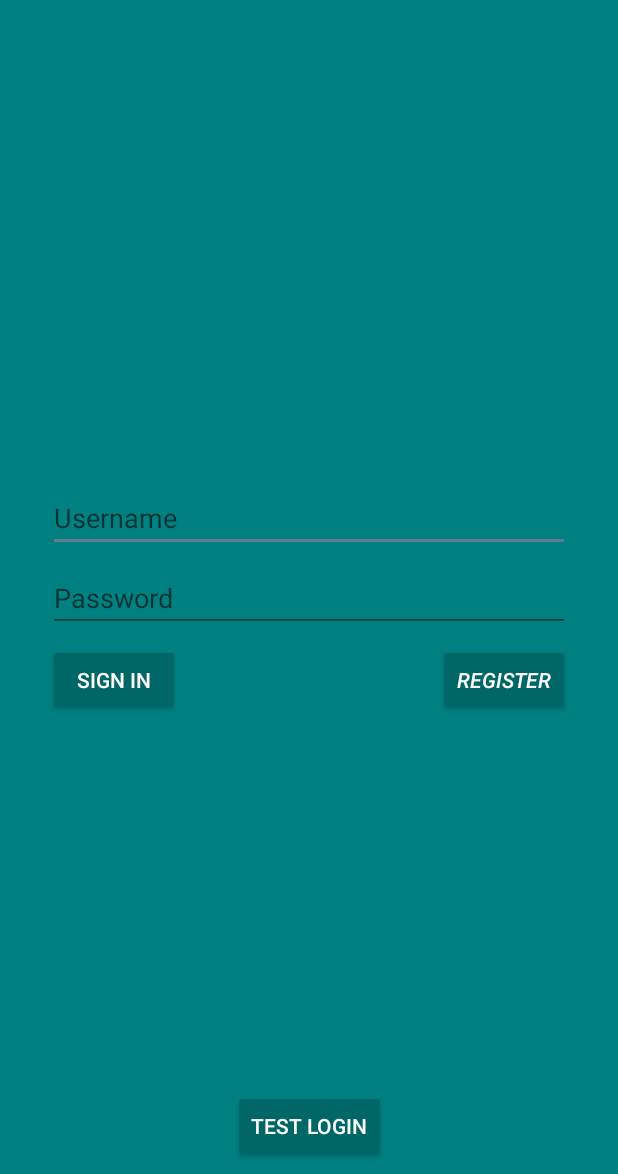
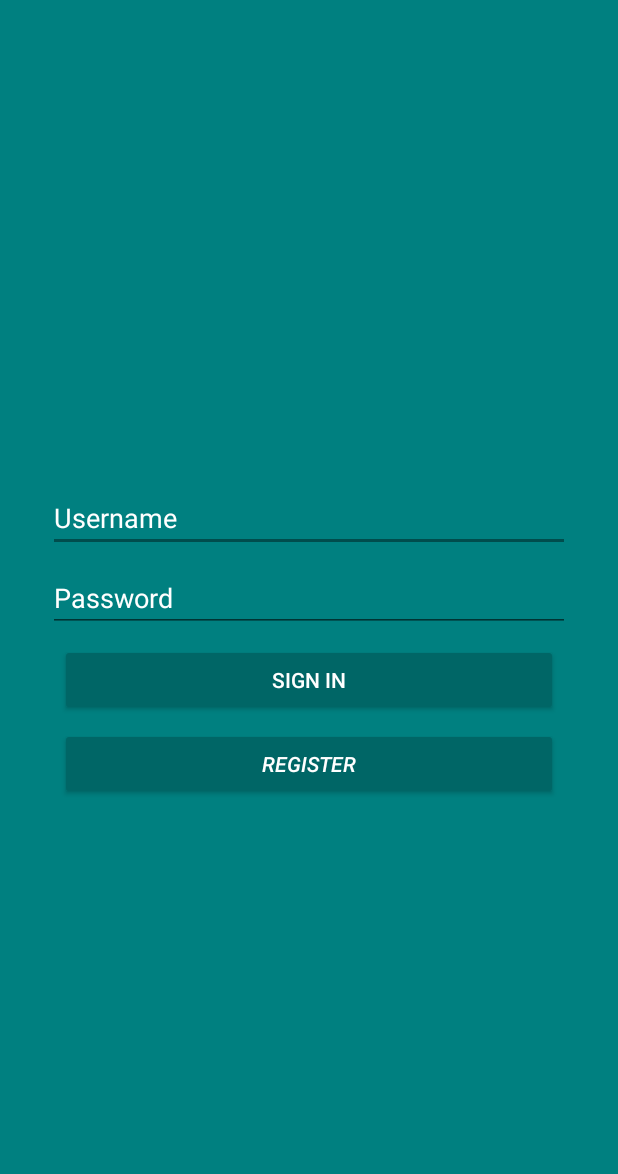
Before and after one commit to Orthoepiccrown0/RememberMe, an Android app: the screen it shows after launch (Login), on a phone screen of 412 x 824 dp, the part 62-1236 px from its top. Run offline under Robolectric (Android 15) with nearby library versions, the phone set to English and light mode, and no system bars.

Commit message:
Update design

```diff
--- a/app/src/main/AndroidManifest.xml
+++ b/app/src/main/AndroidManifest.xml
@@ -12,8 +12,7 @@
         android:supportsRtl="true"
         android:theme="@style/AppTheme">
         <activity
-            android:name=".Login"
-            android:noHistory="true">
+            android:name=".Login">
             <intent-filter>
                 <action android:name="android.intent.action.MAIN" />
 
@@ -22,7 +21,7 @@
         </activity>
         <activity
             android:name=".MainActivity"
-            android:label="@string/title_activity_main"
+            android:label="RememberMe"
             android:theme="@style/AppTheme.NoActionBar" />
         <activity android:name=".AddNote" />
         <activity
--- a/app/src/main/java/com/armor/rememberme/BusinessNotes.java
+++ b/app/src/main/java/com/armor/rememberme/BusinessNotes.java
@@ -15,6 +15,7 @@ import android.support.v7.widget.RecyclerView;
 import android.view.LayoutInflater;
 import android.view.View;
 import android.view.ViewGroup;
+import android.widget.TextView;
 import android.widget.Toast;
 
 import org.json.JSONObject;
@@ -52,10 +53,15 @@ public class BusinessNotes extends Fragment {
 
 
         if (!items.isEmpty()) {
+            TextView emptynotes = getActivity().findViewById(R.id.emptynotes);
+            emptynotes.setVisibility(View.INVISIBLE);
             adapter = new RANotes(getActivity(), items);
             RecyclerView.LayoutManager mLayoutManager = new LinearLayoutManager(getActivity());
             recyclerview.setLayoutManager(mLayoutManager);
             recyclerview.setAdapter(adapter);
+        } else {
+            TextView emptynotes = getActivity().findViewById(R.id.emptynotes);
+            emptynotes.setVisibility(View.VISIBLE);
         }
     }
 
--- a/app/src/main/java/com/armor/rememberme/Login.java
+++ b/app/src/main/java/com/armor/rememberme/Login.java
@@ -92,7 +92,9 @@ public class Login extends AppCompatActivity {
                     in.close();
                     if(passed){
                         Intent intent = new Intent(Login.this,MainActivity.class);
+                        intent.addFlags(Intent.FLAG_ACTIVITY_CLEAR_TOP | Intent.FLAG_ACTIVITY_NEW_TASK);
                         startActivity(intent);
+                        finish();
                     }
                 } catch (Exception  e) {
                     e.printStackTrace();
@@ -140,6 +142,8 @@ public class Login extends AppCompatActivity {
                     in.close();
                     if(passed){
                         Intent intent = new Intent(Login.this,MainActivity.class);
+                        intent.addFlags(Intent.FLAG_ACTIVITY_CLEAR_TOP | Intent.FLAG_ACTIVITY_NEW_TASK);
+                        finish();
                         startActivity(intent);
                     }
                 } catch (Exception  e) {
--- a/app/src/main/java/com/armor/rememberme/MainActivity.java
+++ b/app/src/main/java/com/armor/rememberme/MainActivity.java
@@ -36,7 +36,7 @@ public class MainActivity extends AppCompatActivity
     protected void onCreate(Bundle savedInstanceState) {
         super.onCreate(savedInstanceState);
         setContentView(R.layout.activity_main);
-        setTitle("Reminder");
+        //setTitle("Reminder");
         Toolbar toolbar = findViewById(R.id.toolbar);
         setSupportActionBar(toolbar);
 
--- a/app/src/main/java/com/armor/rememberme/Register.java
+++ b/app/src/main/java/com/armor/rememberme/Register.java
@@ -88,7 +88,9 @@ public class Register extends AppCompatActivity {
                                 in.close();
                                 if (passed) {
                                     Intent intent = new Intent(Register.this, MainActivity.class);
+                                    intent.addFlags(Intent.FLAG_ACTIVITY_CLEAR_TOP | Intent.FLAG_ACTIVITY_NEW_TASK);
                                     startActivity(intent);
+                                    finish();
                                 }
                             } catch (Exception e) {
                                 e.printStackTrace();
--- a/app/src/main/res/layout/activity_add_note.xml
+++ b/app/src/main/res/layout/activity_add_note.xml
@@ -15,6 +15,7 @@
         android:layout_marginStart="8dp"
         android:layout_marginTop="8dp"
         android:ems="10"
+        android:textColorHint="@color/hintText_ed"
         android:hint="Header"
         android:inputType="textMultiLine"
         android:singleLine="true"
@@ -31,6 +32,7 @@
         android:layout_marginTop="8dp"
         android:ems="10"
         android:gravity="top"
+        android:textColorHint="@color/hintText_ed"
         android:hint="Content"
         android:inputType="textMultiLine"
         android:scrollbars="vertical"
--- a/app/src/main/res/layout/activity_edit_note.xml
+++ b/app/src/main/res/layout/activity_edit_note.xml
@@ -15,6 +15,7 @@
         android:layout_marginStart="8dp"
         android:layout_marginTop="8dp"
         android:ems="10"
+        android:textColorHint="@color/hintText_ed"
         android:hint="Header"
         android:inputType="textMultiLine"
         android:singleLine="true"
@@ -31,6 +32,7 @@
         android:layout_marginTop="8dp"
         android:ems="10"
         android:gravity="top"
+        android:textColorHint="@color/hintText_ed"
         android:hint="Content"
         android:inputType="textMultiLine"
         android:scrollbars="vertical"
--- a/app/src/main/res/layout/activity_login.xml
+++ b/app/src/main/res/layout/activity_login.xml
@@ -45,30 +45,32 @@
 
     <Button
         android:id="@+id/signinB"
-        android:layout_width="wrap_content"
+        android:layout_width="0dp"
         android:layout_height="wrap_content"
-        android:layout_marginStart="32dp"
+        android:layout_marginEnd="8dp"
+        android:layout_marginStart="8dp"
         android:layout_marginTop="8dp"
         android:backgroundTint="@color/colorPrimaryDark"
         android:onClick="tryLogin"
         android:text="Sign in"
         android:textColor="@android:color/background_light"
-        app:layout_constraintStart_toStartOf="parent"
+        app:layout_constraintEnd_toEndOf="@+id/passwordbox"
+        app:layout_constraintStart_toStartOf="@+id/passwordbox"
         app:layout_constraintTop_toBottomOf="@+id/passwordbox" />
 
     <Button
         android:id="@+id/registerB"
-        android:layout_width="wrap_content"
+        android:layout_width="0dp"
         android:layout_height="wrap_content"
-        android:layout_marginEnd="32dp"
         android:layout_marginTop="8dp"
         android:backgroundTint="@color/colorPrimaryDark"
         android:onClick="tryRegister"
         android:text="Register"
         android:textColor="@android:color/background_light"
         android:textStyle="italic"
-        app:layout_constraintEnd_toEndOf="parent"
-        app:layout_constraintTop_toBottomOf="@+id/passwordbox" />
+        app:layout_constraintEnd_toEndOf="@+id/signinB"
+        app:layout_constraintStart_toStartOf="@+id/signinB"
+        app:layout_constraintTop_toBottomOf="@+id/signinB" />
 
     <Button
         android:id="@+id/button"
@@ -81,6 +83,7 @@
         android:onClick="testLogin"
         android:text="Test login"
         android:textColor="@android:color/background_light"
+        android:visibility="invisible"
         app:layout_constraintBottom_toBottomOf="parent"
         app:layout_constraintEnd_toEndOf="parent"
         app:layout_constraintStart_toStartOf="parent" />
--- a/app/src/main/res/values/colors.xml
+++ b/app/src/main/res/values/colors.xml
@@ -2,5 +2,7 @@
 <resources>
     <color name="colorPrimary">#008080</color>
     <color name="colorPrimaryDark">#006666</color>
-    <color name="colorAccent">#607d8b</color>
+    <color name="colorAccent">#004d4d</color>
+    <color name="hintText">#ffffff</color>
+    <color name="hintText_ed">#006a6a</color>
 </resources>
--- a/app/src/main/res/values/styles.xml
+++ b/app/src/main/res/values/styles.xml
@@ -6,6 +6,8 @@
         <item name="colorPrimary">@color/colorPrimary</item>
         <item name="colorPrimaryDark">@color/colorPrimaryDark</item>
         <item name="colorAccent">@color/colorAccent</item>
+
+        <item name="android:textColorHint">@color/hintText</item>
     </style>
 
     <style name="AppTheme.NoActionBar">
```
Also changed, not shown: app/src/main/java/com/armor/rememberme/PersonalNotes.java (+35 -24 lines), app/src/main/res/layout/fragment_notes.xml (+11 -1 lines).
